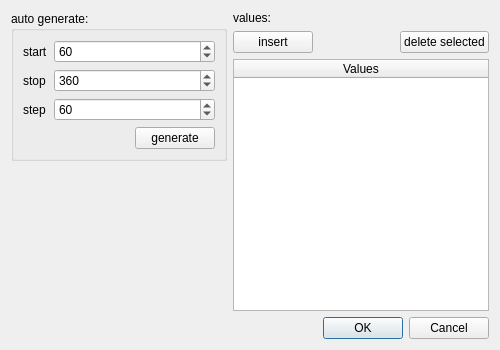
First picture: the form in multischededitdialogint.ui, repository TUW-VieVS/VieSchedpp, before the edit.
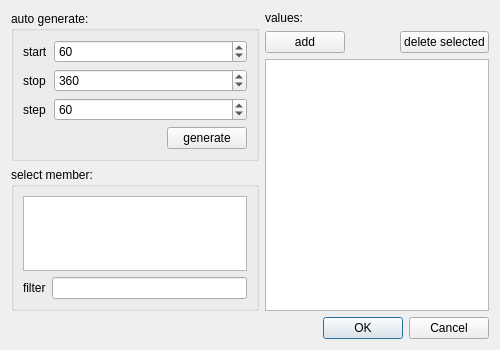
Second picture: the form after the edit. Icons and pictures are not drawn.

```diff
--- a/multischededitdialogint.ui
+++ b/multischededitdialogint.ui
@@ -13,9 +13,9 @@
   <property name="windowTitle">
    <string>Dialog</string>
   </property>
-  <layout class="QVBoxLayout" name="verticalLayout_4">
+  <layout class="QVBoxLayout" name="verticalLayout_5">
    <item>
-    <layout class="QHBoxLayout" name="horizontalLayout_3">
+    <layout class="QHBoxLayout" name="horizontalLayout_4">
      <item>
       <layout class="QVBoxLayout" name="verticalLayout_2">
        <item>
@@ -128,6 +128,32 @@
          </property>
         </spacer>
        </item>
+       <item>
+        <widget class="QGroupBox" name="groupBox_member">
+         <property name="title">
+          <string>select member:</string>
+         </property>
+         <layout class="QVBoxLayout" name="verticalLayout_4">
+          <item>
+           <widget class="QListView" name="listView_member"/>
+          </item>
+          <item>
+           <layout class="QHBoxLayout" name="horizontalLayout_3">
+            <item>
+             <widget class="QLabel" name="label_5">
+              <property name="text">
+               <string>filter</string>
+              </property>
+             </widget>
+            </item>
+            <item>
+             <widget class="QLineEdit" name="lineEdit_filter"/>
+            </item>
+           </layout>
+          </item>
+         </layout>
+        </widget>
+       </item>
       </layout>
      </item>
      <item>
@@ -150,7 +176,11 @@
             </sizepolicy>
            </property>
            <property name="text">
-            <string>insert</string>
+            <string>add</string>
+           </property>
+           <property name="icon">
+            <iconset resource="myresources.qrc">
+             <normaloff>:/icons/icons/edit-add.png</normaloff>:/icons/icons/edit-add.png</iconset>
            </property>
           </widget>
          </item>
@@ -182,13 +212,13 @@
           <number>1</number>
          </property>
          <attribute name="horizontalHeaderVisible">
-          <bool>true</bool>
+          <bool>false</bool>
          </attribute>
          <attribute name="horizontalHeaderStretchLastSection">
           <bool>true</bool>
          </attribute>
          <attribute name="verticalHeaderVisible">
-          <bool>true</bool>
+          <bool>false</bool>
          </attribute>
          <column>
           <property name="text">
```
Left out of the diff: 38 changed lines with no effect on the pictures.
